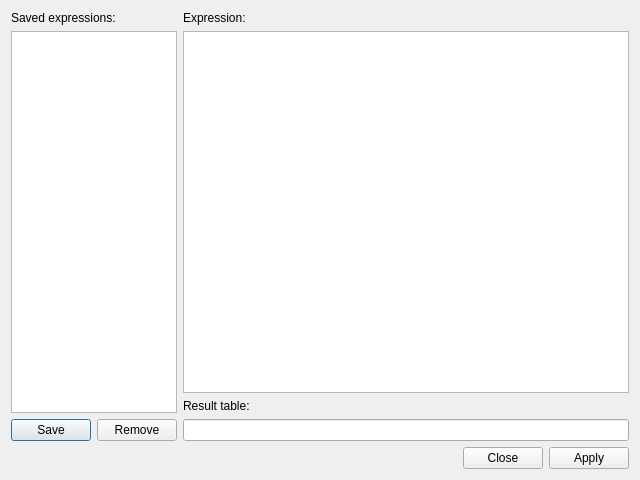
The window that vitables/calculator/calculator.ui (uvemas/ViTables) describes before a commit, drawn with Qt 5.
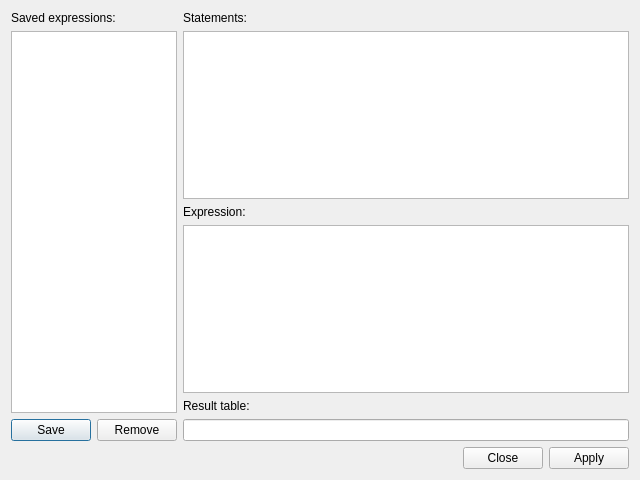
The same window after the commit.

Commit message: Add stetements edit widget to the calculator.

```diff
--- a/vitables/calculator/calculator.ui
+++ b/vitables/calculator/calculator.ui
@@ -50,6 +50,16 @@
      </item>
      <item>
       <layout class="QVBoxLayout" name="evaluation_layout">
+       <item>
+        <widget class="QLabel" name="statements_label">
+         <property name="text">
+          <string>Statements:</string>
+         </property>
+        </widget>
+       </item>
+       <item>
+        <widget class="QTextEdit" name="statements_edit"/>
+       </item>
        <item>
         <widget class="QLabel" name="expression_label">
          <property name="text">
```
